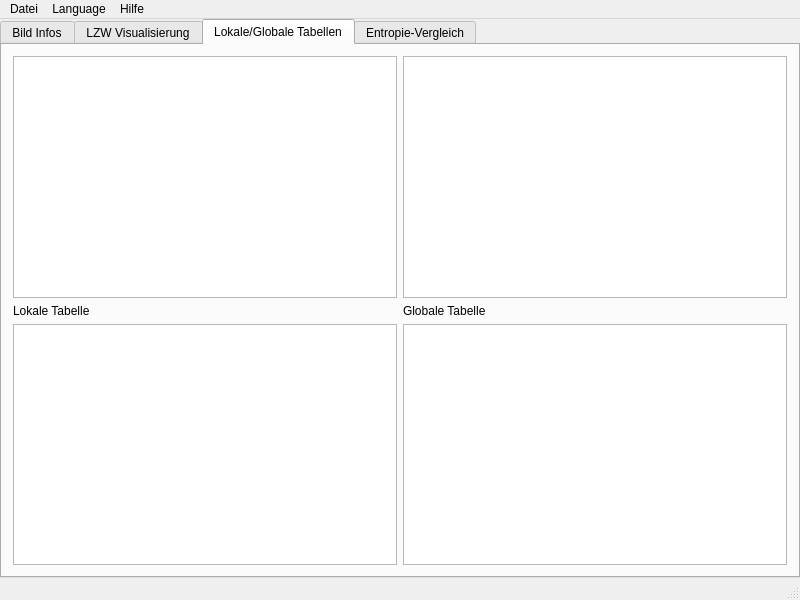
This is src/gui/mainWindow.ui in Otrin/GIF-LZW as Qt 5 draws it before an edit. The edited form follows.
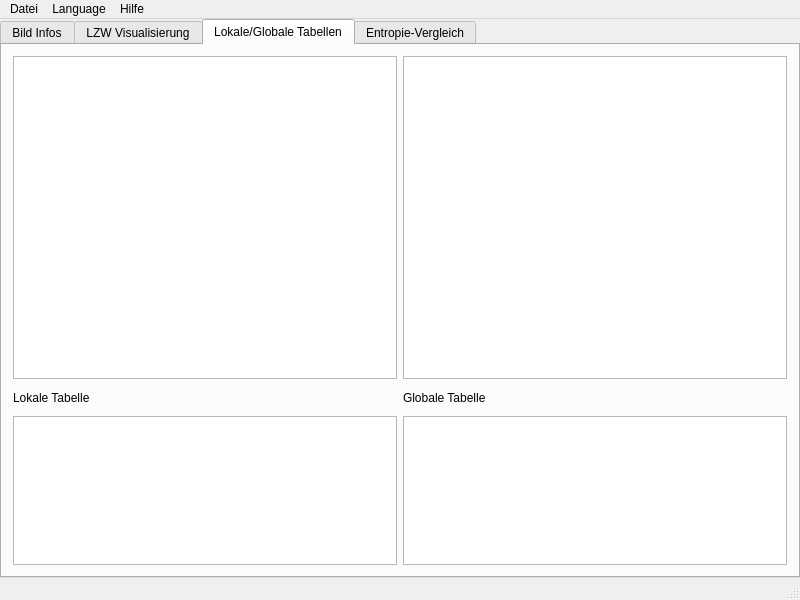
This is the edited form.

Commit message: Changed Layout Stretch of the Third Tab Gridlayout to make it look better

```diff
--- a/src/gui/mainWindow.ui
+++ b/src/gui/mainWindow.ui
@@ -169,7 +169,7 @@
        </attribute>
        <layout class="QGridLayout" name="gridLayout_4">
         <item row="2" column="0">
-         <layout class="QGridLayout" name="gridLayout_5">
+         <layout class="QGridLayout" name="gridLayout_5" rowstretch="65,5,30" columnstretch="0,0,0">
           <item row="2" column="0">
            <widget class="QTextEdit" name="tab3_textEdit_1"/>
           </item>
```
